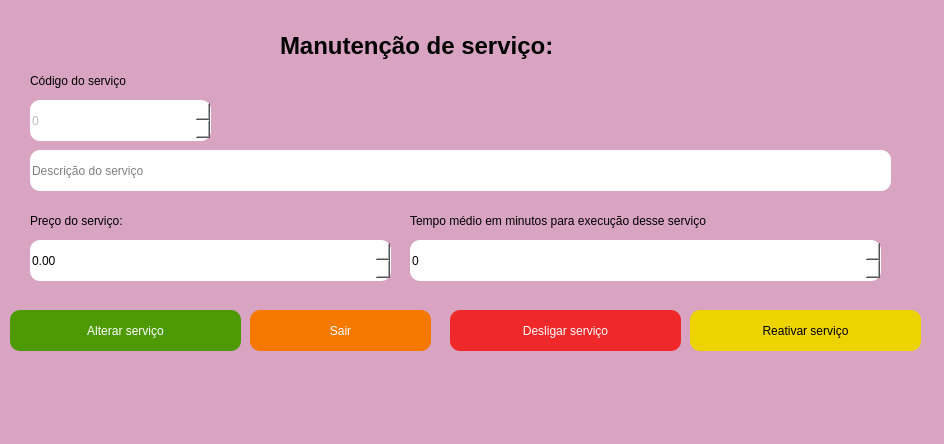
Before: the Qt Designer form telas_duda/manut_servico.ui in JVwolfart/PROJETO-SALAO-JOVEM-PROGRAMADOR, drawn with Qt 5.
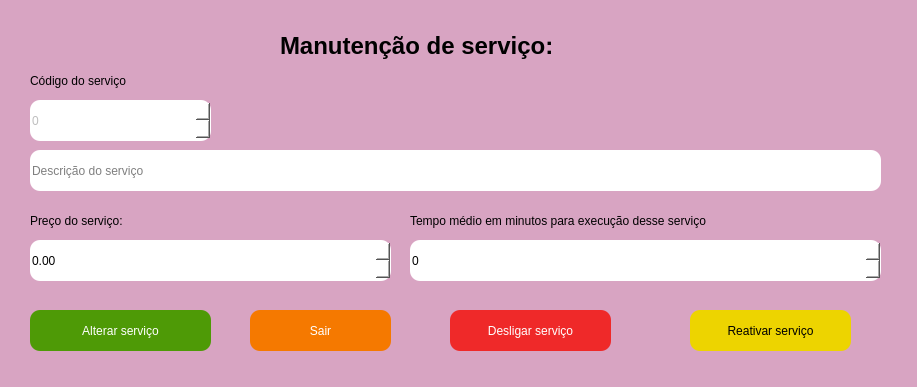
After: the same form once the commit is applied.

```diff
--- a/telas_duda/manut_servico.ui
+++ b/telas_duda/manut_servico.ui
@@ -12,10 +12,22 @@
    <rect>
     <x>0</x>
     <y>0</y>
-    <width>944</width>
-    <height>444</height>
+    <width>917</width>
+    <height>387</height>
    </rect>
   </property>
+  <property name="minimumSize">
+   <size>
+    <width>917</width>
+    <height>387</height>
+   </size>
+  </property>
+  <property name="maximumSize">
+   <size>
+    <width>927</width>
+    <height>397</height>
+   </size>
+  </property>
   <property name="font">
    <font>
     <pointsize>10</pointsize>
@@ -36,7 +48,7 @@
      <rect>
       <x>450</x>
       <y>310</y>
-      <width>231</width>
+      <width>161</width>
       <height>41</height>
      </rect>
     </property>
@@ -62,9 +74,9 @@
    <widget class="QPushButton" name="BtnAlterar">
     <property name="geometry">
      <rect>
-      <x>10</x>
+      <x>30</x>
       <y>310</y>
-      <width>231</width>
+      <width>181</width>
       <height>41</height>
      </rect>
     </property>
@@ -92,7 +104,7 @@
      <rect>
       <x>250</x>
       <y>310</y>
-      <width>181</width>
+      <width>141</width>
       <height>41</height>
      </rect>
     </property>
@@ -155,7 +167,7 @@
      <rect>
       <x>690</x>
       <y>310</y>
-      <width>231</width>
+      <width>161</width>
       <height>41</height>
      </rect>
     </property>
@@ -250,7 +262,7 @@
      <rect>
       <x>30</x>
       <y>150</y>
-      <width>861</width>
+      <width>851</width>
       <height>41</height>
      </rect>
     </property>
```
